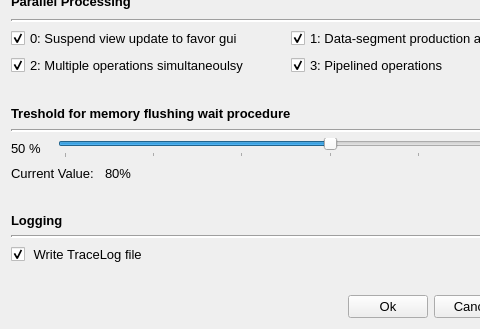
Old version of the form qtgui/exe/res/ui/DmsLocalMachineOptionsWindow.ui in the repository ObjectVision/GeoDMS; both pictures show x 0 to 480 and y 293 to 622 of the 611 by 622 pixel window.
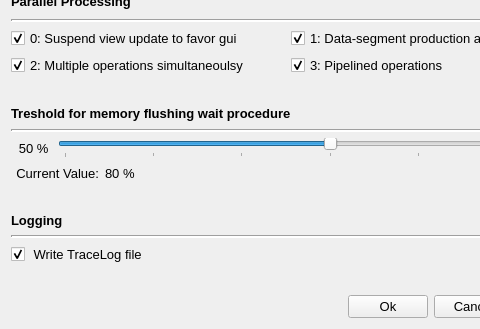
New version of the form. Icons and pictures are not drawn.

Commit message: issue #444 solved and small lay-out improvements

```diff
--- a/qtgui/exe/res/ui/DmsLocalMachineOptionsWindow.ui
+++ b/qtgui/exe/res/ui/DmsLocalMachineOptionsWindow.ui
@@ -6,7 +6,7 @@
    <rect>
     <x>0</x>
     <y>0</y>
-    <width>591</width>
+    <width>607</width>
     <height>622</height>
    </rect>
   </property>
@@ -396,6 +396,9 @@
        <property name="text">
         <string>Current Value:</string>
        </property>
+       <property name="alignment">
+        <set>Qt::AlignRight|Qt::AlignTrailing|Qt::AlignVCenter</set>
+       </property>
       </widget>
      </item>
      <item row="20" column="2">
@@ -407,7 +410,7 @@
         </font>
        </property>
        <property name="text">
-        <string>80%</string>
+        <string>80 %</string>
        </property>
       </widget>
      </item>
@@ -427,7 +430,10 @@
         </font>
        </property>
        <property name="text">
-        <string>50 %</string>
+        <string>50 % </string>
+       </property>
+       <property name="alignment">
+        <set>Qt::AlignRight|Qt::AlignTrailing|Qt::AlignVCenter</set>
        </property>
       </widget>
      </item>
```
Left out of the diff: 11 changed lines with no effect on the pictures.
